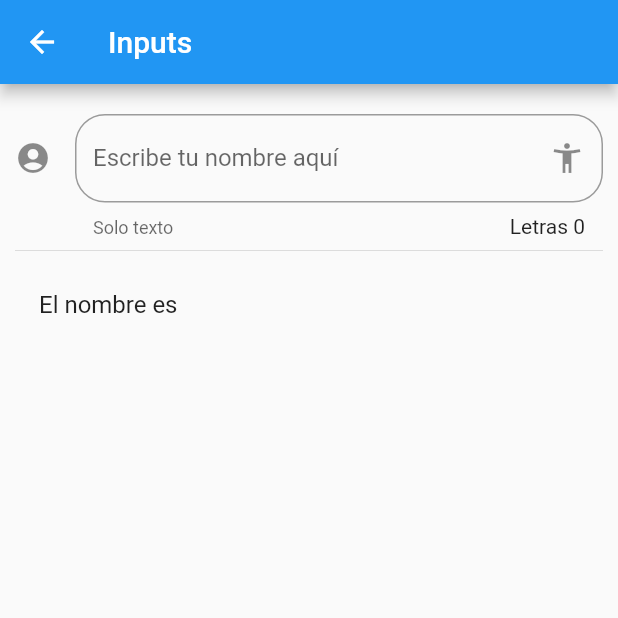
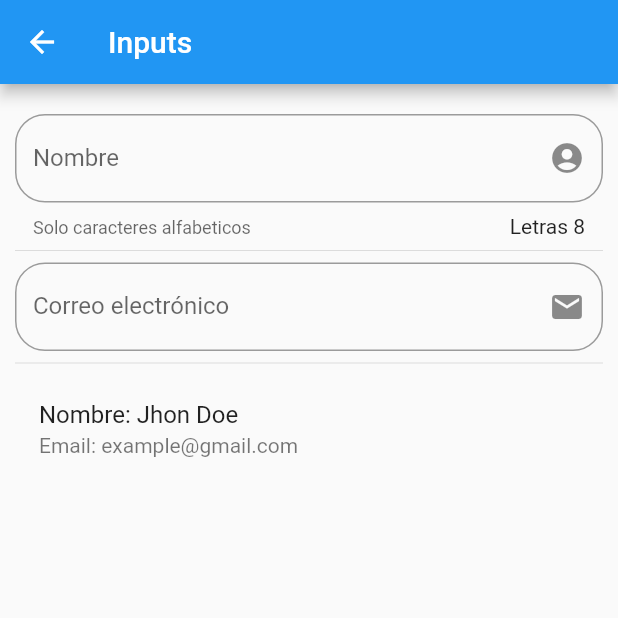
Before and after one commit to Andresdamelio/componentes_flutter, a Flutter app: the InputPage screen opened by its route, on a phone screen of 412 x 824 dp, the top half of it. Run offline on Flutter 3.47's test engine with Material 2 defaults, Android fonts, the phone set to English and light mode, and no system bars.

Commit message:
Input de correos

```diff
--- a/lib/src/pages/input_page.dart
+++ b/lib/src/pages/input_page.dart
@@ -7,7 +7,9 @@ class InputPage extends StatefulWidget {
 
 class _InputPageState extends State<InputPage> {
 
-  String _name = '';
+  String _name = 'Jhon Doe';
+  String _email = 'example@gmail.com';
+
 
   @override
   Widget build(BuildContext context) {
@@ -19,6 +21,8 @@ class _InputPageState extends State<InputPage> {
         padding: EdgeInsets.symmetric( horizontal: 10.0, vertical: 20.0 ),
         children: <Widget>[
           _createInput(),
+          Divider(),
+          _createEmail(),
           Divider(),
           _createPerson()
         ]
@@ -36,22 +40,38 @@ class _InputPageState extends State<InputPage> {
         ),
         counter: Text('Letras ${ _name.length }'),
         hintText: 'John Doe' ,
-        labelText: 'Escribe tu nombre aquí',
-        icon: Icon( Icons.account_circle),
-        helperText: 'Solo texto',
-        suffixIcon: Icon( Icons.accessibility_new )
+        labelText: 'Nombre',
+        helperText: 'Solo caracteres alfabeticos',
+        suffixIcon: Icon( Icons.account_circle )
       ),
-      onChanged: ( valor ) {
-        setState(() {
+      onChanged: ( valor ) => setState(() {
           _name = valor;
-        });
-      },
+        })
+    );
+  }
+
+  Widget _createEmail() {
+    return TextField(
+      keyboardType: TextInputType.emailAddress,
+      decoration: InputDecoration(
+        border: OutlineInputBorder(
+          borderRadius: BorderRadius.circular(20.0)
+        ),
+        hintText: 'name@example.com' ,
+        labelText: 'Correo electrónico',
+        suffixIcon: Icon( Icons.mail )
+      ),
+      onChanged: ( valor ) => setState(() {
+          _email = valor;
+        })
     );
   }
 
   Widget _createPerson() {
     return ListTile(
-      title: Text('El nombre es $_name '),
+      title: Text('Nombre: $_name '),
+      subtitle: Text('Email: $_email '),
     );
   }
+
 }
```
